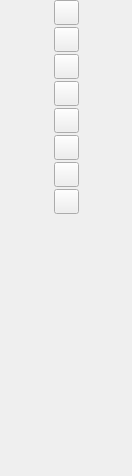
Above: src/qwidget/workspace/operator/operator.ui from creeper5820/pcs before the change. Below: the same form after it.
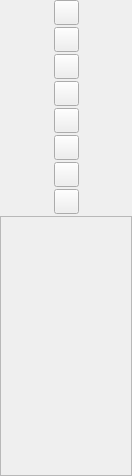
That is the form after the change.

```diff
--- a/src/qwidget/workspace/operator/operator.ui
+++ b/src/qwidget/workspace/operator/operator.ui
@@ -185,7 +185,7 @@
       </size>
      </property>
      <property name="frameShape">
-      <enum>QFrame::NoFrame</enum>
+      <enum>QFrame::StyledPanel</enum>
      </property>
      <property name="frameShadow">
       <enum>QFrame::Raised</enum>
```
